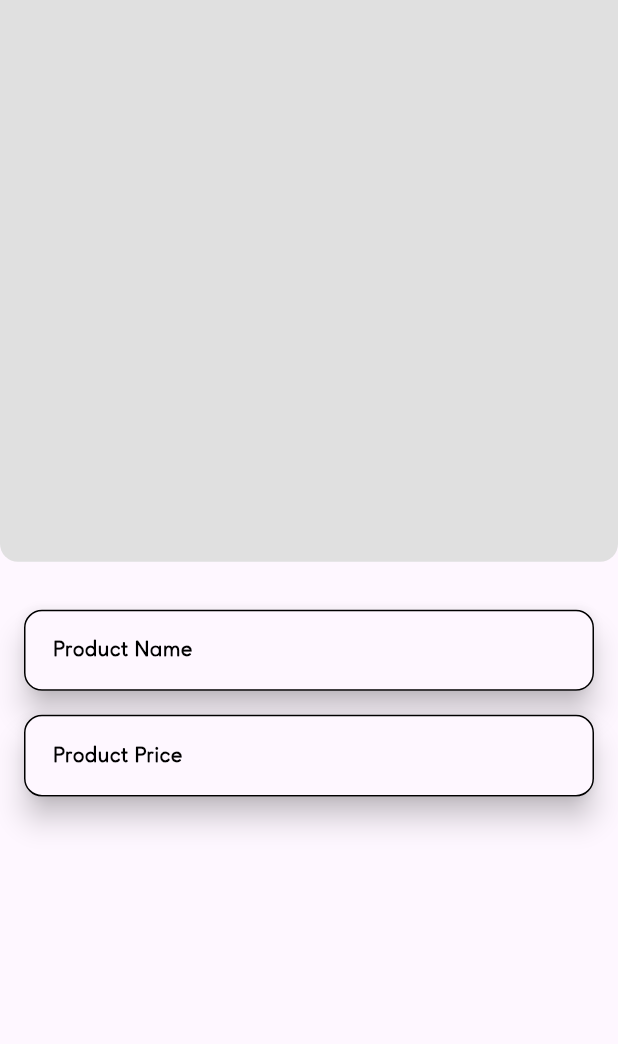
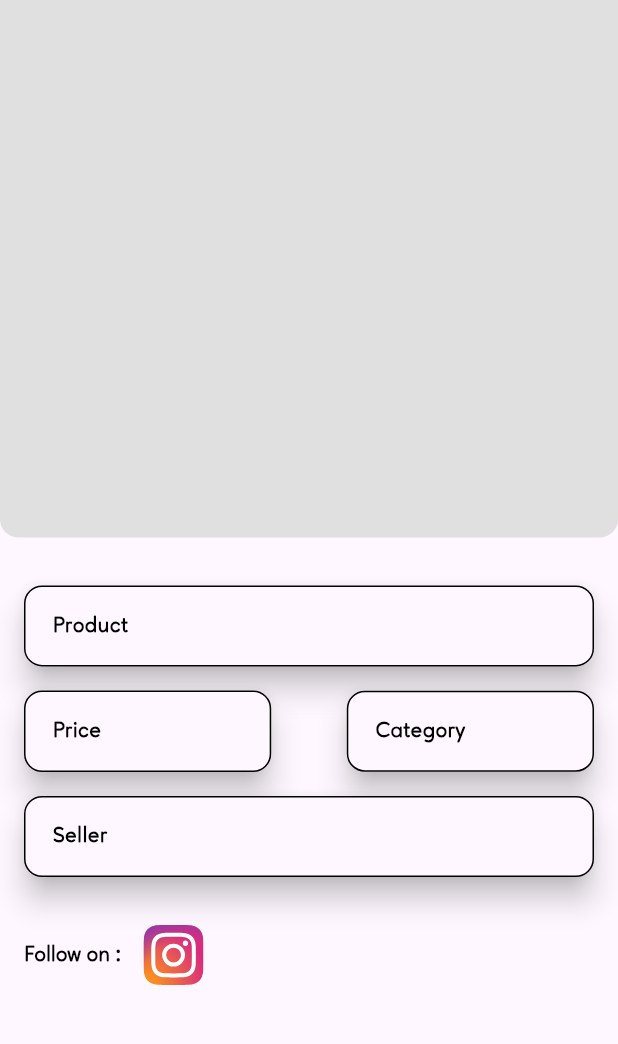
Before and after one commit to ParthAspire/art_gallery, a Flutter app: the ProductDetailsScreen screen opened by its route, on a phone screen of 412 x 824 dp, the part 84-1128 px from its top. Run offline on Flutter 3.47's test engine with Material 2 defaults, Android fonts, the phone set to English and light mode, and no system bars; drawn by our look-alikes of carousel_slider; our stand-ins replace cached_network_image, cloud_firestore, firebase_auth, firebase_core, firebase_messaging, firebase_storage and 7 more; accounts and stored records are empty.

Commit message:
- update product details screen UI

```diff
--- a/lib/app/common/app_constants.dart
+++ b/lib/app/common/app_constants.dart
@@ -36,8 +36,13 @@ const String kProductHintName = 'Acrylic Painting';
 const String kProductPrice = 'Product Price';
 const String kProductHintPrice = '26500';
 const String kProductDesc = 'Product Description';
+const String kProduct = 'Product';
+const String kPrice = 'Price';
+const String kSeller = 'Seller';
+const String kCategory = 'Category';
 const String kProductHintDesc =
     'Acrylic paint is one of the most versatile mediums, and one of the least toxic. It is water-soluble.';
+const String kFollowOn  ='Follow on';
 const String kRupee = 'Rs.';
 
 /// error labels
--- a/lib/app/common/image_constants.dart
+++ b/lib/app/common/image_constants.dart
@@ -16,6 +16,7 @@ const String kIconLogout ='$_iconPath/logout_icon.svg';
 const String kIconUploadImage ='$_iconPath/upload_image_icon.svg';
 const String kIconDelete ='$_iconPath/delete_icon.svg';
 const String kIconProfileDetails ='$_iconPath/profile_details_icon.svg';
+const String kIconInstagram ='$_iconPath/instagram_icon.svg';
 
 const String kImgLogin = '$_imgPath/login_img.svg';
 const String kImgOnBoardingOne = '$_imgPath/on_boarding_img_1.svg';
--- a/lib/app/screens/dashboard/admin/add_product/view/add_product_screen.dart
+++ b/lib/app/screens/dashboard/admin/add_product/view/add_product_screen.dart
@@ -46,14 +46,15 @@ class AddProductScreen extends GetView<AddProductController> {
                       controller: controller.productDescController,
                       hintText: kProductHintDesc,
                       labelText: kProductDesc,
-                      preFixText: kRupee,
                       maxLines: 3),
                 ),
                 Padding(
                   padding: const EdgeInsets.only(top: 50),
-                  child: primaryButton(onPress: () {
-                    controller.addProductToFirebase();
-                  }, buttonTxt: kAddProduct),
+                  child: primaryButton(
+                      onPress: () {
+                        controller.addProductToFirebase();
+                      },
+                      buttonTxt: kAddProduct),
                 ),
               ],
             ),
--- a/lib/app/screens/dashboard/home/base/view/home_base_screen.dart
+++ b/lib/app/screens/dashboard/home/base/view/home_base_screen.dart
@@ -123,7 +123,7 @@ class HomeBaseScreen extends GetView<HomeBaseController> {
                           children: [
                             ClipRRect(
                               borderRadius:
-                              BorderRadius.circular(kBorderRadius),
+                                  BorderRadius.circular(kBorderRadius),
                               child: CachedNetworkImage(
                                 imageUrl: productData.productImage ?? '',
                                 height: 200,
@@ -147,7 +147,9 @@ class HomeBaseScreen extends GetView<HomeBaseController> {
                                 crossAxisAlignment: CrossAxisAlignment.start,
                                 children: [
                                   Text(productData.productName ?? '',
-                                      style: TextStyles.kH18BlackBold),
+                                      style: TextStyles.kH18BlackBold,
+                                      maxLines: 1,
+                                      overflow: TextOverflow.ellipsis),
                                   RichText(
                                     text: TextSpan(
                                       children: [
@@ -156,8 +158,7 @@ class HomeBaseScreen extends GetView<HomeBaseController> {
                                             style: TextStyles.kH14RedBold700),
                                         TextSpan(
                                             text:
-                                            'Rs.${productData.productPrice ??
-                                                ''}',
+                                                'Rs.${productData.productPrice ?? ''}',
                                             style: TextStyles.kH14BlackBold700),
                                       ],
                                     ),
--- a/lib/app/screens/dashboard/product/product_details/controller/product_details_controller.dart
+++ b/lib/app/screens/dashboard/product/product_details/controller/product_details_controller.dart
@@ -6,6 +6,8 @@ class ProductDetailsController extends GetxController {
   TextEditingController productNameController = TextEditingController();
   TextEditingController productPriceController = TextEditingController();
   TextEditingController productDescController = TextEditingController();
+  TextEditingController catNameController = TextEditingController();
+  TextEditingController sellerNameController = TextEditingController();
 
   Rx<ProductData> productData = ProductData().obs;
 
@@ -17,6 +19,8 @@ class ProductDetailsController extends GetxController {
       productNameController.text  = productData.value.productName ?? '';
       productPriceController.text  = productData.value.productPrice ?? '';
       productDescController.text  = productData.value.productDesc ?? '';
+      catNameController.text  = productData.value.productCategory ?? '';
+      sellerNameController.text  = productData.value.sellerName ?? '';
     } catch (e) {
       debugPrint('product details setIntentData ::: $e');
     }
--- a/lib/app/screens/dashboard/product/product_details/view/product_details_screen.dart
+++ b/lib/app/screens/dashboard/product/product_details/view/product_details_screen.dart
@@ -3,6 +3,7 @@ import 'package:art_gallery/app/common/color_constants.dart';
 import 'package:art_gallery/app/common/image_constants.dart';
 import 'package:art_gallery/app/screens/dashboard/product/product_details/controller/product_details_controller.dart';
 import 'package:art_gallery/app/services/firebase_services.dart';
+import 'package:art_gallery/app/services/url_launcher_services.dart';
 import 'package:art_gallery/app/utils/content_properties.dart';
 import 'package:art_gallery/app/utils/loading_widget.dart';
 import 'package:art_gallery/app/utils/text_styles.dart';
@@ -24,16 +25,32 @@ class ProductDetailsScreen extends GetView<ProductDetailsController> {
   Widget build(BuildContext context) {
     return Scaffold(
       appBar: commonAppBar(
-          titleStr: controller.productData.value.productName ?? '',
+        titleStr: '', //  controller.productData.value.productName ?? ''
         onBackTap: () {
           Get.back();
-          }),
-      body: Column(
+        },
+      ),
+      body: SingleChildScrollView(
+        child: Column(
           crossAxisAlignment: CrossAxisAlignment.start,
           children: [
             imageSliderView(),
             productInfoContainer(),
+            Padding(
+              padding:
+                  const EdgeInsets.symmetric(horizontal: kHorizontalPadding),
+              child: Row(
+                children: [
+                  Text('$kFollowOn :    ', style: TextStyles.kH14BlackBold700),
+                  GestureDetector(
+                      onTap: () => UrlLauncherServices().openInstagram(
+                          'https://www.instagram.com/accounts/login/?next=https%3A%2F%2Fwww.instagram.com%2F'),
+                      child: SvgPicture.asset(kIconInstagram, height: 40)),
                 ],
+              ),
+            ),
+          ],
+        ),
       ),
     );
   }
@@ -76,7 +93,7 @@ class ProductDetailsScreen extends GetView<ProductDetailsController> {
       builder: (context, snapshot) {
         if (snapshot.hasData) {
           return Container(
-            height: Get.height / 2.2,
+            height: Get.height / 2.3,
             // margin: EdgeInsets.only(top: 16, left: 16),
             padding: EdgeInsets.only(top: 16, left: 16, bottom: 16),
             decoration: BoxDecoration(
@@ -188,8 +205,7 @@ class ProductDetailsScreen extends GetView<ProductDetailsController> {
   }
 
   productInfoContainer() {
-    return Expanded(
-      child: Container(
+    return Container(
       decoration: BoxDecoration(
           // color: kColorGrayE0,
           // borderRadius: BorderRadius.only(
@@ -205,23 +221,48 @@ class ProductDetailsScreen extends GetView<ProductDetailsController> {
                 padding: const EdgeInsets.symmetric(vertical: 16),
                 child: commonTextField(
                   controller: controller.productNameController,
-                    hintText: kProductHintName,
-                    labelText: kProductName,
+                  hintText: kProduct,
+                  labelText: kProduct,
                 ),
               ),
             ),
             IgnorePointer(
+              child: Row(
+                mainAxisAlignment: MainAxisAlignment.spaceBetween,
+                children: [
+                  SizedBox(
+                    width: Get.width * .4,
                     child: commonTextField(
                       controller: controller.productPriceController,
-                  hintText: kProductHintPrice,
-                  labelText: kProductPrice,
+                      hintText: kPrice,
+                      labelText: kPrice,
                       preFixText: kRupee,
                       keyboardType: TextInputType.phone,
                     ),
                   ),
+                  SizedBox(
+                    width: Get.width * .4,
+                    child: commonTextField(
+                      controller: controller.catNameController,
+                      hintText: kCategory,
+                      labelText: kCategory,
+                    ),
+                  ),
+                ],
+              ),
+            ),
+            IgnorePointer(
+              child: Padding(
+                padding: const EdgeInsets.symmetric(vertical: 16),
+                child: commonTextField(
+                  controller: controller.sellerNameController,
+                  hintText: kSeller,
+                  labelText: kSeller,
+                ),
+              ),
+            ),
             Visibility(
-                visible:
-                    controller.productDescController.text.trim().isNotEmpty,
+              visible: controller.productDescController.text.trim().isNotEmpty,
               child: IgnorePointer(
                 child: Padding(
                   padding: const EdgeInsets.symmetric(vertical: 16),
@@ -238,7 +279,6 @@ class ProductDetailsScreen extends GetView<ProductDetailsController> {
           ],
         ),
       ),
-      ),
     );
   }
 }
--- /dev/null
+++ b/lib/app/services/url_launcher_services.dart
@@ -0,0 +1,12 @@
+import 'package:url_launcher/url_launcher.dart';
+
+class UrlLauncherServices {
+  openInstagram(String url) async {
+    if (!await launchUrl(
+      Uri.parse(url),
+      mode: LaunchMode.externalApplication,
+    )) {
+      throw Exception('Could not launch $url');
+    }
+  }
+}
--- a/pubspec.yaml
+++ b/pubspec.yaml
@@ -28,6 +28,7 @@ dependencies:
   image_picker: ^1.0.0
   uuid: ^3.0.7
   carousel_slider: ^4.2.1
+  url_launcher: ^6.1.12
 
 dev_dependencies:
   flutter_test:
```
Also changed, not shown: lib/assets/icons/instagram_icon.svg (added), pubspec.lock, 5 other files. Lines whose indentation alone changed are shown as unchanged.
